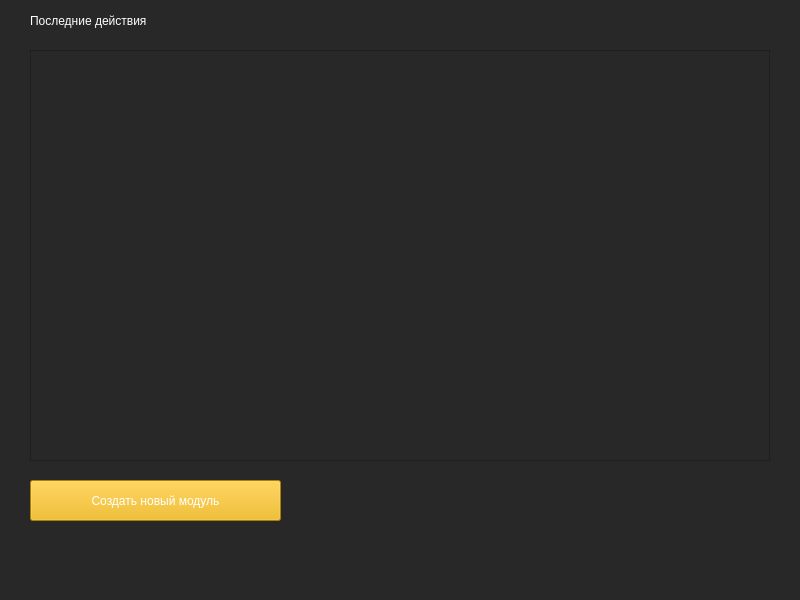
First picture: the form in Designs/main_window.ui, repository YoungPin1/EzLearn, before the edit.
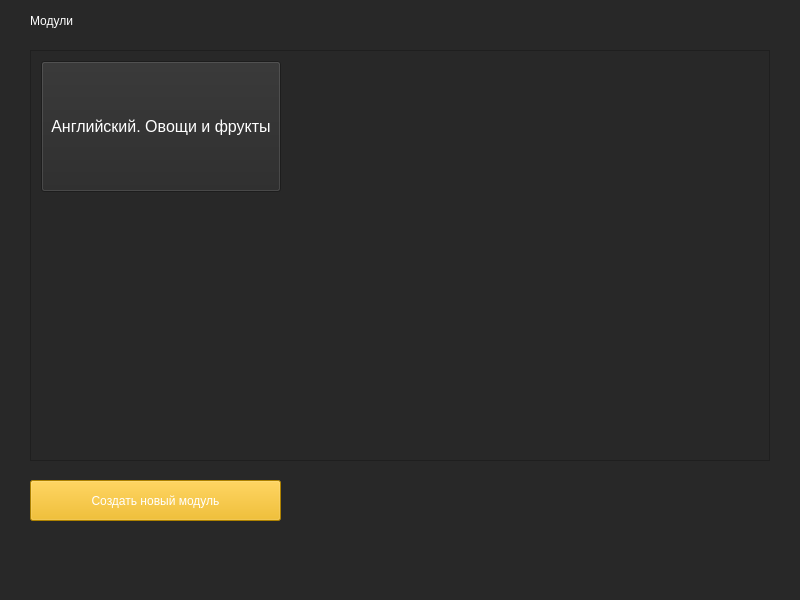
Second picture: the form after the edit.

Commit message: App design

```diff
--- a/Designs/main_window.ui
+++ b/Designs/main_window.ui
@@ -38,6 +38,27 @@
        <height>409</height>
       </rect>
      </property>
+     <widget class="QPushButton" name="pushButton">
+      <property name="geometry">
+       <rect>
+        <x>10</x>
+        <y>10</y>
+        <width>240</width>
+        <height>131</height>
+       </rect>
+      </property>
+      <property name="font">
+       <font>
+        <pointsize>12</pointsize>
+       </font>
+      </property>
+      <property name="styleSheet">
+       <string notr="true">color: rgb(255, 255, 255);</string>
+      </property>
+      <property name="text">
+       <string>Английский. Овощи и фрукты</string>
+      </property>
+     </widget>
     </widget>
    </widget>
    <widget class="QLabel" name="lbl_last">
@@ -55,7 +76,7 @@
 </string>
     </property>
     <property name="text">
-     <string>Последние действия</string>
+     <string>Модули</string>
     </property>
    </widget>
    <widget class="QPushButton" name="btn_create">
```
Left out of the diff: 2 changed lines with no effect on the pictures. The commit also changes 3 other files.
